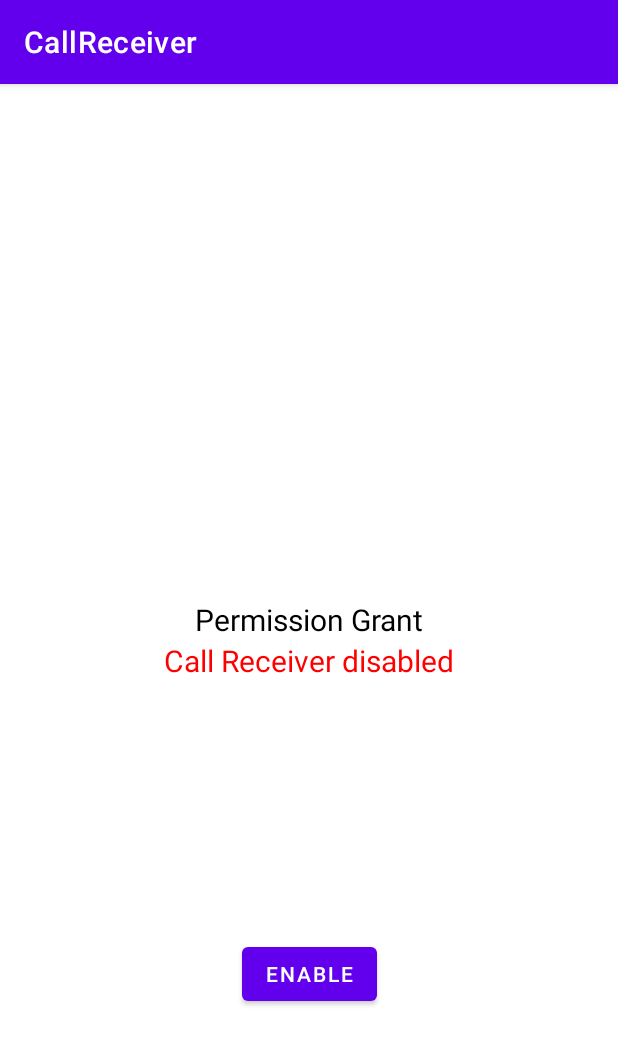
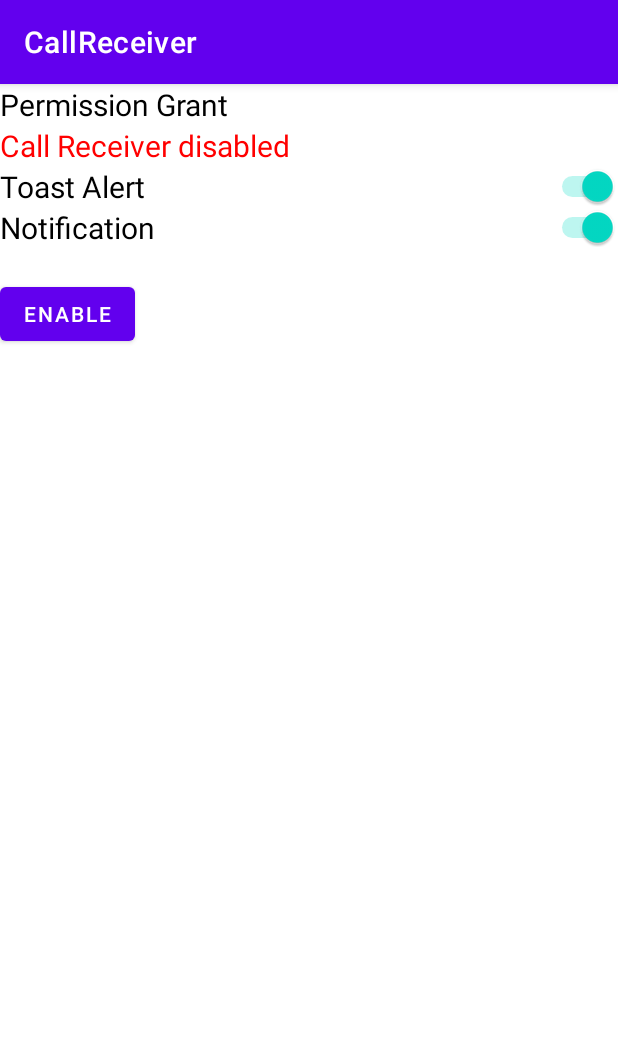
Before and after one commit to htchan/CallerReceiver, an Android app: the screen it shows after launch (MainActivity), on a phone screen of 412 x 824 dp. Shown: the top 1045 px of the screen. Run offline under Robolectric (Android 15) with nearby library versions, the phone set to English and light mode, and no system bars.

Commit message:
add notification when receive call and reduce app size
- add notification as caller hint display
- allow user to turn on and off notification and toast display
- enable `minifyEnabled` and `shrinkResources` to reduce app size
- break code into classes

```diff
--- a/CallReceiver/app/src/main/AndroidManifest.xml
+++ b/CallReceiver/app/src/main/AndroidManifest.xml
@@ -1,7 +1,10 @@
 <?xml version="1.0" encoding="utf-8"?>
 <manifest xmlns:android="http://schemas.android.com/apk/res/android"
+    xmlns:tools="http://schemas.android.com/tools"
     package="com.htchan.callreceiver">
     <uses-permission android:name="android.permission.READ_PHONE_STATE" />
+    <uses-permission android:name="android.permission.READ_PRIVILEGED_PHONE_STATEchr"
+        tools:ignore="ProtectedPermissions" />
     <uses-permission android:name="android.permission.READ_CONTACTS" />
     <uses-permission android:name="android.permission.INTERNET"/>
 
--- a/CallReceiver/app/src/main/java/com/htchan/callreceiver/MainActivity.kt
+++ b/CallReceiver/app/src/main/java/com/htchan/callreceiver/MainActivity.kt
@@ -7,15 +7,21 @@ import android.widget.TextView
 import android.content.pm.PackageManager
 
 import android.content.ComponentName
-import android.graphics.Color
+import android.content.Context
+import android.content.SharedPreferences
+import android.widget.Switch
+import com.htchan.callreceiver.helper.CallerHintHelper
+import com.htchan.callreceiver.helper.PermissionHelper
 
 
 class MainActivity : AppCompatActivity() {
-    private val permissionUtils = PermissionUtils(this)
+    private val permissionUtils = PermissionHelper(this)
+    private lateinit var sharedPref: SharedPreferences
     override fun onCreate(savedInstanceState: Bundle?) {
         super.onCreate(savedInstanceState)
         setContentView(R.layout.activity_main)
         permissionUtils.handlePermission(this)
+        initSharedPref()
         val permissionText = findViewById<TextView>(R.id.permission_text)
         val receiverText = findViewById<TextView>(R.id.receiver_text)
         if (!permissionUtils.validatePermission()) {
@@ -26,14 +32,17 @@ class MainActivity : AppCompatActivity() {
         } else {
             renderEnableButton()
         }
+        renderSwitches()
     }
 
     override fun onResume() {
         super.onResume()
         permissionUtils.handlePermission(this)
+        renderEnableButton()
+        renderSwitches()
     }
 
-    fun renderEnableButton() {
+    private fun renderEnableButton() {
         val receiverName = ComponentName(this, "com.htchan.callreceiver.CallReceiver")
         val receiverEnabled = this.packageManager.getComponentEnabledSetting(receiverName)
         val permissionText = findViewById<TextView>(R.id.permission_text)
@@ -69,4 +78,39 @@ class MainActivity : AppCompatActivity() {
             }
         }
     }
+
+    private fun initSharedPref() {
+        sharedPref = getSharedPreferences("com.htchan.callreceiver", Context.MODE_PRIVATE)
+        with(sharedPref.edit()) {
+            if (!sharedPref.contains("use_toast")) {
+                putBoolean("use_toast", true)
+            }
+            if (!sharedPref.contains("use_notification")) {
+                putBoolean("use_notification", true)
+            }
+            apply()
+        }
+    }
+
+    private fun renderSwitches() {
+        val validPermission = permissionUtils.validatePermission()
+        val toastSwitch = findViewById<Switch>(R.id.toast_switch)
+        if (!validPermission) toastSwitch.isEnabled = false
+        toastSwitch.isChecked = sharedPref.getBoolean("use_toast", true)
+        toastSwitch.setOnCheckedChangeListener { _, b: Boolean ->
+            with(sharedPref.edit()) {
+                putBoolean("use_toast", b)
+                apply()
+            }
+        }
+        val notificationSwitch = findViewById<Switch>(R.id.notification_switch)
+        if (!validPermission) notificationSwitch.isEnabled = false
+        notificationSwitch.isChecked = sharedPref.getBoolean("use_notification", true)
+        notificationSwitch.setOnCheckedChangeListener { _, b: Boolean ->
+            with(sharedPref.edit()) {
+                putBoolean("use_notification", b)
+                apply()
+            }
+        }
+    }
 }
--- a/CallReceiver/app/src/main/java/com/htchan/callreceiver/PermissionUtils.kt
+++ b/CallReceiver/app/src/main/java/com/htchan/callreceiver/helper/PermissionHelper.kt
@@ -1,4 +1,4 @@
-package com.htchan.callreceiver
+package com.htchan.callreceiver.helper
 
 import android.Manifest
 import android.app.Activity
@@ -7,7 +7,7 @@ import android.content.pm.PackageManager
 import androidx.core.app.ActivityCompat
 import androidx.core.content.ContextCompat
 
-class PermissionUtils(private val context: Context) {
+class PermissionHelper(private val context: Context) {
     fun validatePermission(): Boolean {
         return ContextCompat.checkSelfPermission(
             context,
--- a/CallReceiver/app/src/main/res/layout/activity_main.xml
+++ b/CallReceiver/app/src/main/res/layout/activity_main.xml
@@ -6,36 +6,45 @@
     android:layout_height="match_parent"
     tools:context=".MainActivity">
 
+    <LinearLayout
+        android:layout_width="match_parent"
+        android:layout_height="match_parent"
+        android:orientation="vertical">
+
         <TextView
             android:id="@+id/permission_text"
             android:layout_width="wrap_content"
             android:layout_height="wrap_content"
-        android:text="TextView"
-        android:textSize="20sp"
-        app:layout_constraintBottom_toTopOf="@+id/receiver_text"
-        app:layout_constraintEnd_toEndOf="parent"
-        app:layout_constraintStart_toStartOf="parent" />
+            android:text="Permission grant"
+            android:textSize="20sp" />
 
         <TextView
             android:id="@+id/receiver_text"
             android:layout_width="wrap_content"
             android:layout_height="wrap_content"
-        android:text="Hello World!"
-        android:textSize="20sp"
-        app:layout_constraintBottom_toBottomOf="parent"
-        app:layout_constraintLeft_toLeftOf="parent"
-        app:layout_constraintRight_toRightOf="parent"
-        app:layout_constraintTop_toTopOf="parent" />
+            android:text="receiver working"
+            android:textSize="20sp" />
+
+        <Switch
+            android:id="@+id/toast_switch"
+            android:layout_width="match_parent"
+            android:layout_height="wrap_content"
+            android:text="Toast Alert"
+            android:textSize="20sp" />
+
+        <Switch
+            android:id="@+id/notification_switch"
+            android:layout_width="match_parent"
+            android:layout_height="wrap_content"
+            android:text="Notification"
+            android:textSize="20sp" />
 
         <Button
             android:id="@+id/enable_button"
             android:layout_width="wrap_content"
             android:layout_height="wrap_content"
             android:layout_marginTop="20dp"
-        android:text="Button"
-        app:layout_constraintBottom_toBottomOf="parent"
-        app:layout_constraintEnd_toEndOf="parent"
-        app:layout_constraintStart_toStartOf="parent"
-        app:layout_constraintTop_toBottomOf="@+id/receiver_text" />
+            android:text="Button" />
+    </LinearLayout>
 
 </androidx.constraintlayout.widget.ConstraintLayout>
```
Also changed, not shown: CallReceiver/app/build.gradle (+15 -1 lines), CallReceiver/app/src/main/java/com/htchan/callreceiver/CallReceiver.kt (+11 -54 lines), CallReceiver/app/src/main/java/com/htchan/callreceiver/helper/CallerHintHelper.kt (added, +76 -0 lines), CallReceiver/app/src/main/java/com/htchan/callreceiver/helper/ContactHelper.kt (added, +27 -0 lines). Lines whose indentation alone changed are shown as unchanged.
